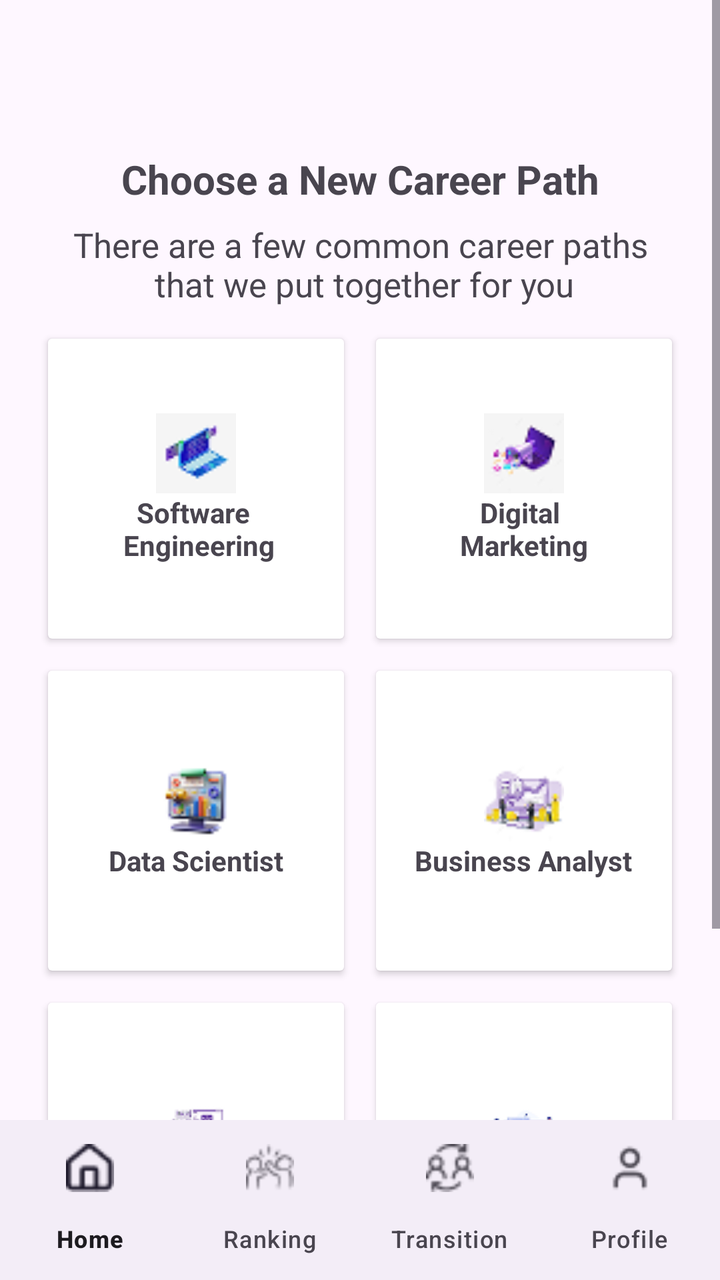
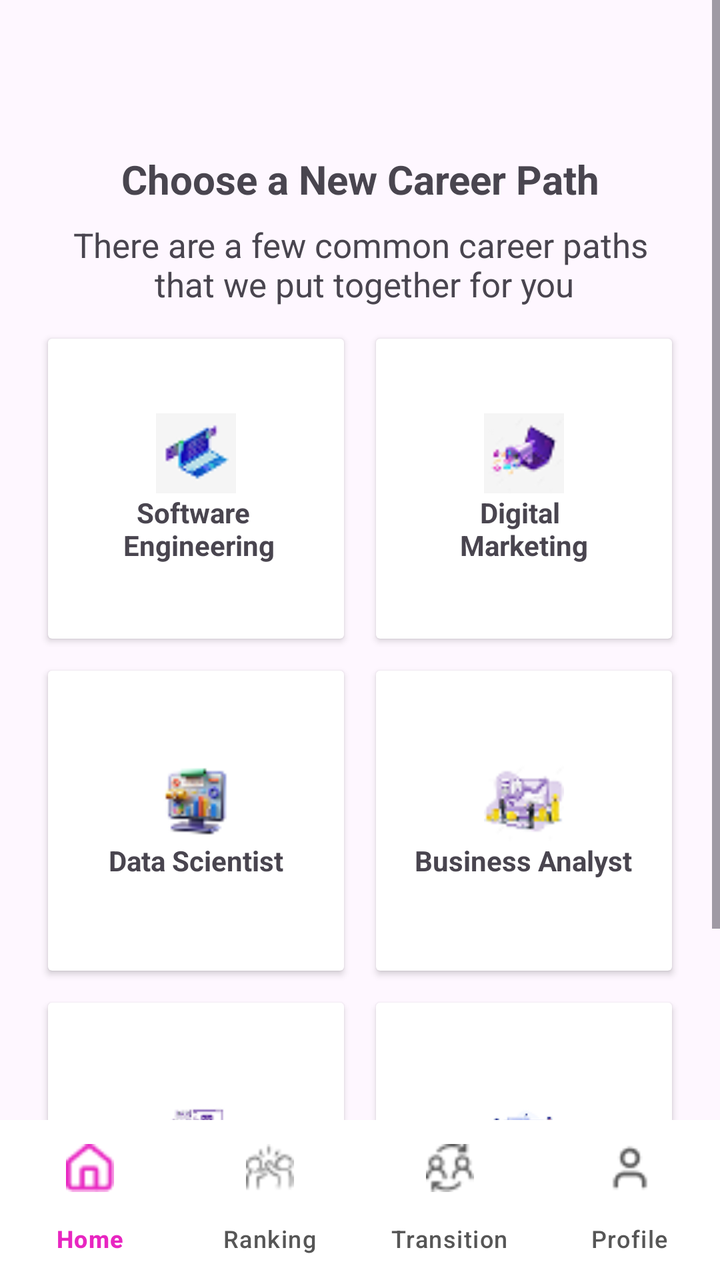

An Android layout rendered at two revisions. The XML below is the earlier revision; the diff shows what the commit changed to produce the second picture.
<!-- AndroidManifest.xml: application theme Theme.Mind2Career -->
<!-- res/layout/activity_transition_screen.xml -->
<?xml version="1.0" encoding="utf-8"?>
<androidx.constraintlayout.widget.ConstraintLayout
    xmlns:android="http://schemas.android.com/apk/res/android"
    xmlns:app="http://schemas.android.com/apk/res-auto"
    android:layout_width="match_parent"
    android:id="@+id/main"
    android:layout_height="match_parent">

    
    <ScrollView
        android:id="@+id/scrollView"
        android:layout_width="0dp"
        android:layout_height="0dp"
        app:layout_constraintTop_toTopOf="parent"
        app:layout_constraintBottom_toTopOf="@id/bottomNav"
        app:layout_constraintStart_toStartOf="parent"
        app:layout_constraintEnd_toEndOf="parent">

        <LinearLayout
            android:layout_width="match_parent"
            android:layout_height="wrap_content"
            android:orientation="vertical"
            android:padding="16dp">

            
            <TextView
                android:layout_width="match_parent"
                android:layout_height="wrap_content"
                android:text="Choose a New Career Path"
                android:layout_marginTop="60dp"
                android:textSize="20sp"
                android:textStyle="bold"
                android:gravity="center"/>

            
            <TextView
                android:layout_width="match_parent"
                android:layout_height="wrap_content"
                android:textSize="17sp"
                android:text="There are a few common career paths\n that we put together for you"
                android:gravity="center"
                android:padding="8dp"/>

            
            <LinearLayout
                android:layout_width="match_parent"
                android:layout_height="wrap_content"
                android:orientation="horizontal">

                <androidx.cardview.widget.CardView
                    android:id="@+id/cardSoftwareEngineering"
                    android:layout_width="0dp"
                    android:layout_height="150dp"
                    android:layout_weight="1"
                    android:layout_margin="8dp">

                    <LinearLayout
                        android:layout_width="match_parent"
                        android:layout_height="match_parent"
                        android:gravity="center"
                        android:orientation="vertical">

                        <ImageView
                            android:layout_width="40dp"
                            android:layout_height="40dp"
                            android:src="@drawable/laptop"/>

                        <TextView
                            android:layout_width="wrap_content"
                            android:layout_height="wrap_content"
                            android:textStyle="bold"
                            android:text="   Software \n Engineering"/>
                    </LinearLayout>
                </androidx.cardview.widget.CardView>

                <androidx.cardview.widget.CardView
                    android:id="@+id/cardDigitalMarketing"
                    android:layout_width="0dp"
                    android:layout_height="150dp"
                    android:layout_weight="1"
                    android:layout_margin="8dp">

                    <LinearLayout
                        android:layout_width="match_parent"
                        android:layout_height="match_parent"
                        android:gravity="center"
                        android:orientation="vertical">

                        <ImageView
                            android:layout_width="40dp"
                            android:layout_height="40dp"
                            android:src="@drawable/digitalmarketing"/>

                        <TextView
                            android:layout_width="wrap_content"
                            android:layout_height="wrap_content"
                            android:textStyle="bold"
                            android:text="   Digital \nMarketing"/>
                    </LinearLayout>
                </androidx.cardview.widget.CardView>

            </LinearLayout>

            
            <LinearLayout
                android:layout_width="match_parent"
                android:layout_height="wrap_content"
                android:orientation="horizontal">

                <androidx.cardview.widget.CardView
                    android:id="@+id/cardDataScientist"
                    android:layout_width="0dp"
                    android:layout_height="150dp"
                    android:layout_weight="1"
                    android:layout_margin="8dp">

                    <LinearLayout
                        android:layout_width="match_parent"
                        android:layout_height="match_parent"
                        android:gravity="center"
                        android:orientation="vertical">

                        <ImageView
                            android:layout_width="40dp"
                            android:layout_height="40dp"
                            android:src="@drawable/monitor"/>

                        <TextView
                            android:layout_width="wrap_content"
                            android:layout_height="wrap_content"
                            android:textStyle="bold"
                            android:text="Data Scientist"/>
                    </LinearLayout>
                </androidx.cardview.widget.CardView>

                <androidx.cardview.widget.CardView
                    android:id="@+id/cardBusinessAnalyst"
                    android:layout_width="0dp"
                    android:layout_height="150dp"
                    android:layout_weight="1"
                    android:layout_margin="8dp">

                    <LinearLayout
                        android:layout_width="match_parent"
                        android:layout_height="match_parent"
                        android:gravity="center"
                        android:orientation="vertical">

                        <ImageView
                            android:layout_width="40dp"
                            android:layout_height="40dp"
                            android:src="@drawable/business"/>

                        <TextView
                            android:layout_width="wrap_content"
                            android:layout_height="wrap_content"
                            android:textStyle="bold"
                            android:text="Business Analyst"/>
                    </LinearLayout>
                </androidx.cardview.widget.CardView>

            </LinearLayout>

            
            <LinearLayout
                android:layout_width="match_parent"
                android:layout_height="wrap_content"
                android:orientation="horizontal">

                <androidx.cardview.widget.CardView
                    android:id="@+id/cardTeacher"
                    android:layout_width="0dp"
                    android:layout_height="150dp"
                    android:layout_weight="1"
                    android:layout_margin="8dp">

                    <LinearLayout
                        android:layout_width="match_parent"
                        android:layout_height="match_parent"
                        android:gravity="center"
                        android:orientation="vertical">

                        <ImageView
                            android:layout_width="40dp"
                            android:layout_height="40dp"
                            android:src="@drawable/teacher"/>

                        <TextView
                            android:layout_width="wrap_content"
                            android:layout_height="wrap_content"
                            android:textSize="15sp"
                            android:textStyle="bold"
                            android:text="Teacher"/>
                    </LinearLayout>
                </androidx.cardview.widget.CardView>

                <androidx.cardview.widget.CardView
                    android:id="@+id/cardDesign"
                    android:layout_width="0dp"
                    android:layout_height="150dp"
                    android:layout_weight="1"
                    android:layout_margin="8dp">

                    <LinearLayout
                        android:layout_width="match_parent"
                        android:layout_height="match_parent"
                        android:gravity="center"
                        android:orientation="vertical">

                        <ImageView
                            android:layout_width="40dp"
                            android:layout_height="40dp"
                            android:src="@drawable/design"/>

                        <TextView
                            android:layout_width="wrap_content"
                            android:layout_height="wrap_content"
                            android:textStyle="bold"
                            android:textSize="15sp"
                            android:text="Design"/>
                    </LinearLayout>
                </androidx.cardview.widget.CardView>

            </LinearLayout>

        </LinearLayout>
    </ScrollView>

    
    <com.google.android.material.bottomnavigation.BottomNavigationView
        android:id="@+id/bottomNav"
        android:layout_width="0dp"
        android:layout_height="wrap_content"
        app:menu="@menu/bottom_nav"
        app:labelVisibilityMode="labeled"
        app:layout_constraintBottom_toBottomOf="parent"
        app:layout_constraintStart_toStartOf="parent"
        app:layout_constraintEnd_toEndOf="parent"/>

</androidx.constraintlayout.widget.ConstraintLayout>
<!-- resources referenced by this layout -->
<resources>
  <!-- drawable business: png bitmap (drawable, 2183 bytes) -->
  <!-- drawable design: png bitmap (drawable, 2765 bytes) -->
  <!-- drawable digitalmarketing: png bitmap (drawable, 1741 bytes) -->
  <!-- drawable laptop: png bitmap (drawable, 1454 bytes) -->
  <!-- drawable monitor: png bitmap (drawable, 2091 bytes) -->
  <!-- drawable teacher: png bitmap (drawable, 2578 bytes) -->
  <style name="Theme.Mind2Career" parent="Base.Theme.Mind2Career" />
  <style name="Base.Theme.Mind2Career" parent="Theme.Material3.DayNight.NoActionBar">
          
          
      </style>
</resources>

<!-- the commit's change to res/layout/activity_transition_screen.xml (unified diff, before → after) -->
@@ -226,13 +226,16 @@
         </LinearLayout>
     </ScrollView>
 
-    
     <com.google.android.material.bottomnavigation.BottomNavigationView
         android:id="@+id/bottomNav"
         android:layout_width="0dp"
         android:layout_height="wrap_content"
+        android:background="@android:color/white"
+        android:elevation="10dp"
+        app:itemIconTint="@color/nav_color"
+        app:itemTextColor="@color/nav_color"
+        app:labelVisibilityMode="labeled"
         app:menu="@menu/bottom_nav"
-        app:labelVisibilityMode="labeled"
         app:layout_constraintBottom_toBottomOf="parent"
         app:layout_constraintStart_toStartOf="parent"
         app:layout_constraintEnd_toEndOf="parent"/>
